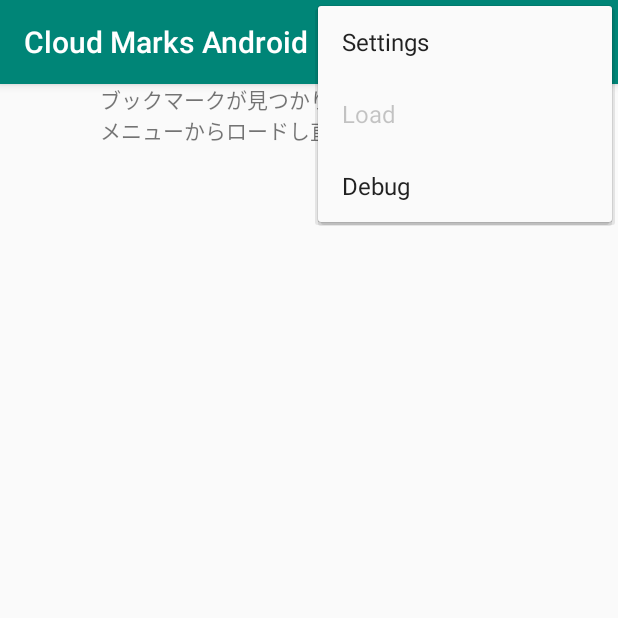
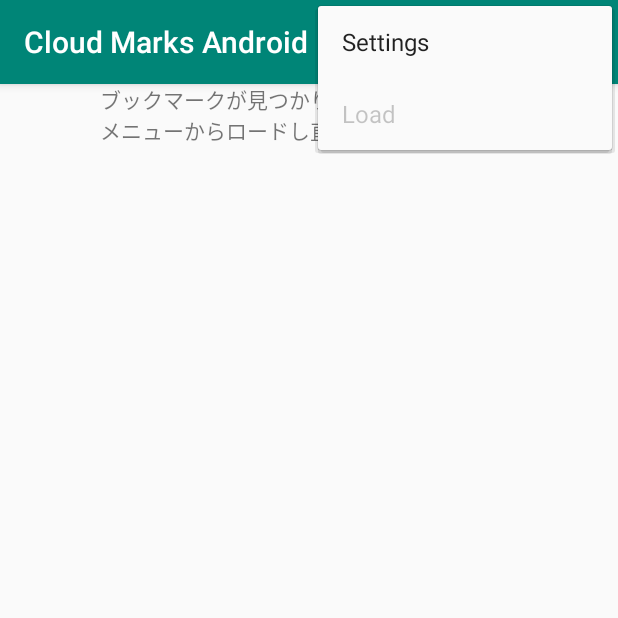
Before and after one commit to xia-sava/cloud-marks-android, an Android app: the screen it shows after launch (MainActivity), with the options menu open, on a phone screen of 412 x 824 dp, the top half of it. Run offline under Robolectric (Android 15) with nearby library versions, the phone set to English and light mode, and no system bars; libraries missing offline, so code that uses them is left out: com.google.api.client, com.google.api.services, io.realm; 6 statements that could not run were skipped.

Commit message:
DebugActivityを削除してlintエラーを除去

```diff
--- a/app/src/main/java/to/sava/cloudmarksandroid/activities/MainActivity.kt
+++ b/app/src/main/java/to/sava/cloudmarksandroid/activities/MainActivity.kt
@@ -133,9 +133,6 @@
             R.id.main_menu_load -> {
                 MarksIntentService.startActionLoad(this)
             }
-            R.id.main_menu_debug -> {
-                startActivity<DebugActivity>()
-            }
             else -> return super.onOptionsItemSelected(item)
         }
         return true
--- a/app/src/main/java/to/sava/cloudmarksandroid/libs/Storage.kt
+++ b/app/src/main/java/to/sava/cloudmarksandroid/libs/Storage.kt
@@ -26,7 +26,7 @@
 }
 
 
-class JsonContainer(val version: String, val hash: String, val contents: Any)
+//class JsonContainer(val version: String, val hash: String, val contents: Any)
 class MarksJsonContainer(val version: String, val hash: String, val contents: MarkNodeJson)
 
 
@@ -76,7 +76,7 @@
         }
     }
 
-    protected fun hashContents(contents: Any): String {
+    private fun hashContents(contents: Any): String {
         val json = gson.toJson(contents).trim()
         return MessageDigest.getInstance("SHA-256").digest(json.toByteArray()).joinToString("") {
             String.format("%02x", it)
--- a/app/src/main/res/layout/activity_main.xml
+++ b/app/src/main/res/layout/activity_main.xml
@@ -15,10 +15,10 @@
         <android.support.v7.widget.Toolbar
             android:id="@+id/toolbar"
             android:layout_width="match_parent"
-            android:layout_height="?attr/actionBarSize"
-            android:background="?attr/colorPrimary"
-            app:popupTheme="@style/AppTheme.PopupOverlay"
-            app:layout_scrollFlags="scroll|enterAlways" />
+            android:layout_height="?android:attr/actionBarSize"
+            android:background="@color/colorPrimary"
+            app:layout_scrollFlags="scroll|enterAlways"
+            app:popupTheme="@style/AppTheme.PopupOverlay" />
 
     </android.support.design.widget.AppBarLayout>
 
--- a/app/src/main/res/layout/fragment_mark_not_found.xml
+++ b/app/src/main/res/layout/fragment_mark_not_found.xml
@@ -1,7 +1,6 @@
 <?xml version="1.0" encoding="utf-8"?>
 <android.support.constraint.ConstraintLayout xmlns:android="http://schemas.android.com/apk/res/android"
     xmlns:app="http://schemas.android.com/apk/res-auto"
-    xmlns:tools="http://schemas.android.com/tools"
     android:layout_width="match_parent"
     android:layout_height="match_parent">
 
--- a/app/src/main/res/menu/main_menu.xml
+++ b/app/src/main/res/menu/main_menu.xml
@@ -9,7 +9,4 @@
         android:id="@+id/main_menu_load"
         android:icon="@drawable/ic_cloud_download_black_24dp"
         android:title="@string/main_menu_load" />
-    <item
-        android:id="@+id/main_menu_debug"
-        android:title="Debug" />
 </menu>
--- a/app/src/main/res/values/strings.xml
+++ b/app/src/main/res/values/strings.xml
@@ -31,7 +31,7 @@
     <string name="pref_key_app_last_synced">pref_last_synced</string>
     <string name="pref_key_app_last_bookmark_modify">pref_last_bookmark_modify</string>
 
-    <string name="pref_key_app_autosync">pref_aytosync</string>
+    <string name="pref_key_app_autosync">pref_autosync</string>
     <string name="pref_title_app_autosync">Sync frequency</string>
     <string-array name="pref_list_values_app_autosync">
         <item>-1</item>
--- a/build.gradle
+++ b/build.gradle
@@ -8,9 +8,9 @@
         jcenter()
     }
     dependencies {
-        classpath 'com.android.tools.build:gradle:3.2.0-alpha16'
+        classpath 'com.android.tools.build:gradle:3.2.0-alpha17'
         classpath "org.jetbrains.kotlin:kotlin-gradle-plugin:$kotlin_version"
-        classpath "io.realm:realm-gradle-plugin:5.1.0"
+        classpath "io.realm:realm-gradle-plugin:5.2.0"
         classpath 'com.google.gms:google-services:3.3.0'
 
         // NOTE: Do not place your application dependencies here; they belong
```
Also changed, not shown: app/build.gradle (+6 -1 lines), app/src/main/java/to/sava/cloudmarksandroid/activities/DebugActivity.kt (deleted, +0 -38 lines), app/src/main/java/to/sava/cloudmarksandroid/libs/Marks.kt (+4 -4 lines), app/src/main/res/drawable/ic_sync_black_24dp.xml (deleted, +0 -9 lines), app/src/main/res/layout/activity_debug.xml (deleted, +0 -38 lines), 1 other file.
